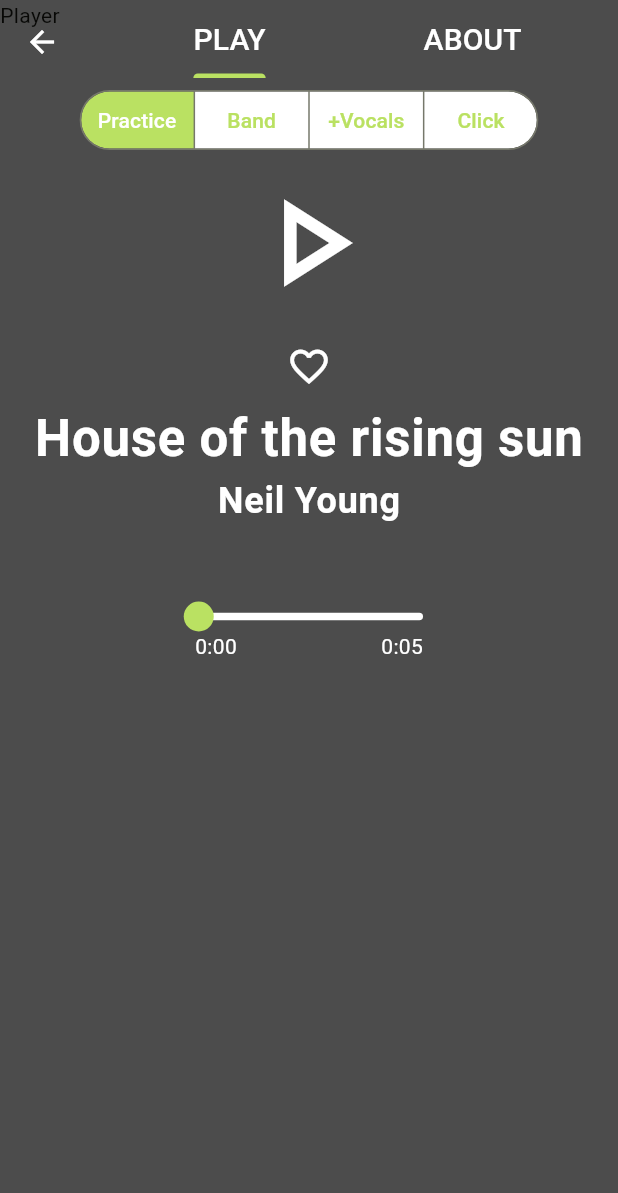
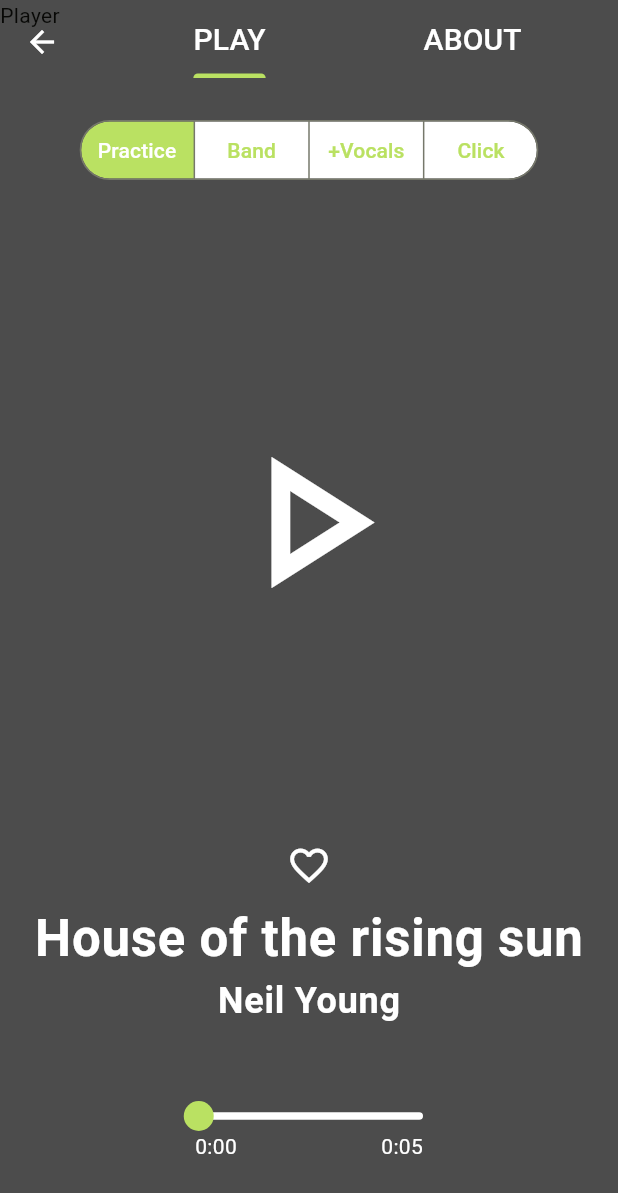
Before and after one commit to ptahchiev/accompaneo, a Flutter app: the PlayerPage screen opened directly, on a phone screen of 412 x 824 dp. Shown: the top 1193 px of the screen. Run offline on Flutter 3.47's test engine with Material 3 defaults, Android fonts, the light colour scheme and no system bars; drawn by our look-alikes of audio_video_progress_bar; our stand-ins replace email_validator, flutter_native_splash, flutter_svg, image_picker, shared_preferences, sliding_up_panel and 1 more; accounts and stored records are empty; network calls fail.

Commit message:
Fix player

```diff
--- a/lib/pages/player_page.dart
+++ b/lib/pages/player_page.dart
@@ -88,9 +88,10 @@ class _PlayerPageState extends State<PlayerPage> {
                 TabBarView(
                   children: [
                     Column(
+                      mainAxisAlignment: MainAxisAlignment.spaceBetween,
                       children: [
-                        Align(
-                          alignment: Alignment.topCenter,
+                        Padding(
+                          padding: EdgeInsets.symmetric(vertical: 20),
                           child: SegmentedButton<PracticeType>(
                           style: ButtonStyle(
                             foregroundColor: WidgetStateProperty<Color>.fromMap(
@@ -135,7 +136,7 @@ class _PlayerPageState extends State<PlayerPage> {
                         ),
                         Align(
                           alignment: Alignment.center,
-                          child: IconButton(onPressed: ()=> {}, icon: Icon(Icons.play_arrow_outlined, color: Colors.white, size: 100))
+                          child: IconButton(onPressed: ()=> {}, icon: Icon(Icons.play_arrow_outlined, color: Colors.white, size: 150))
                         ),
                         Align(
                           alignment: Alignment.bottomCenter,
```
